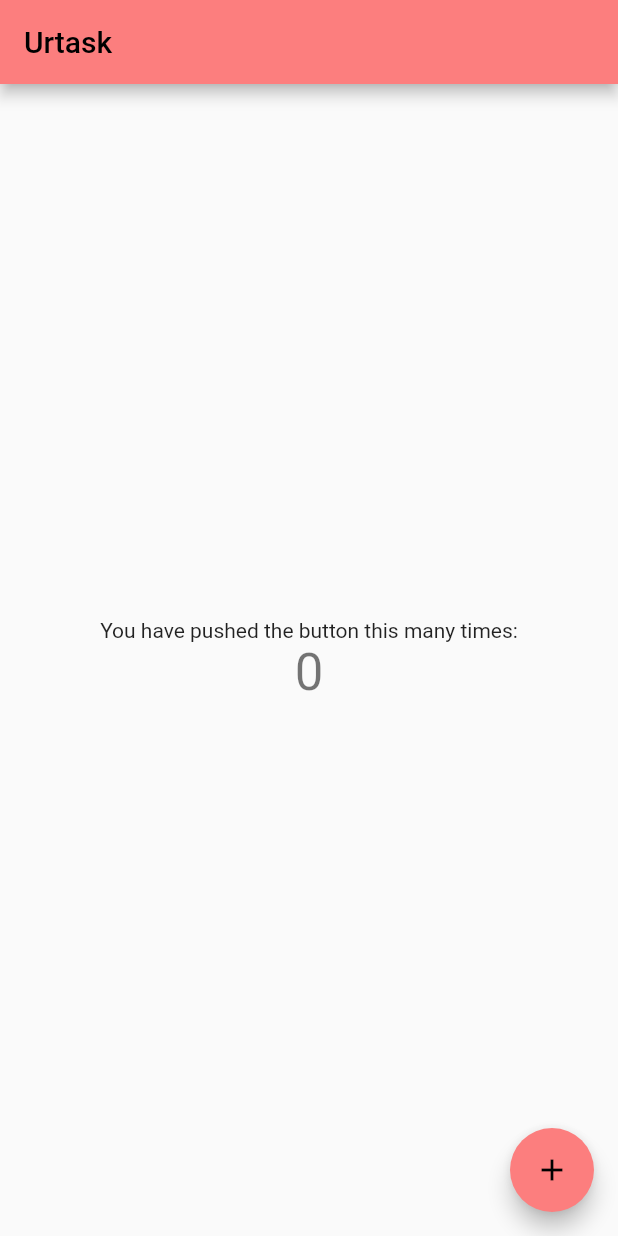
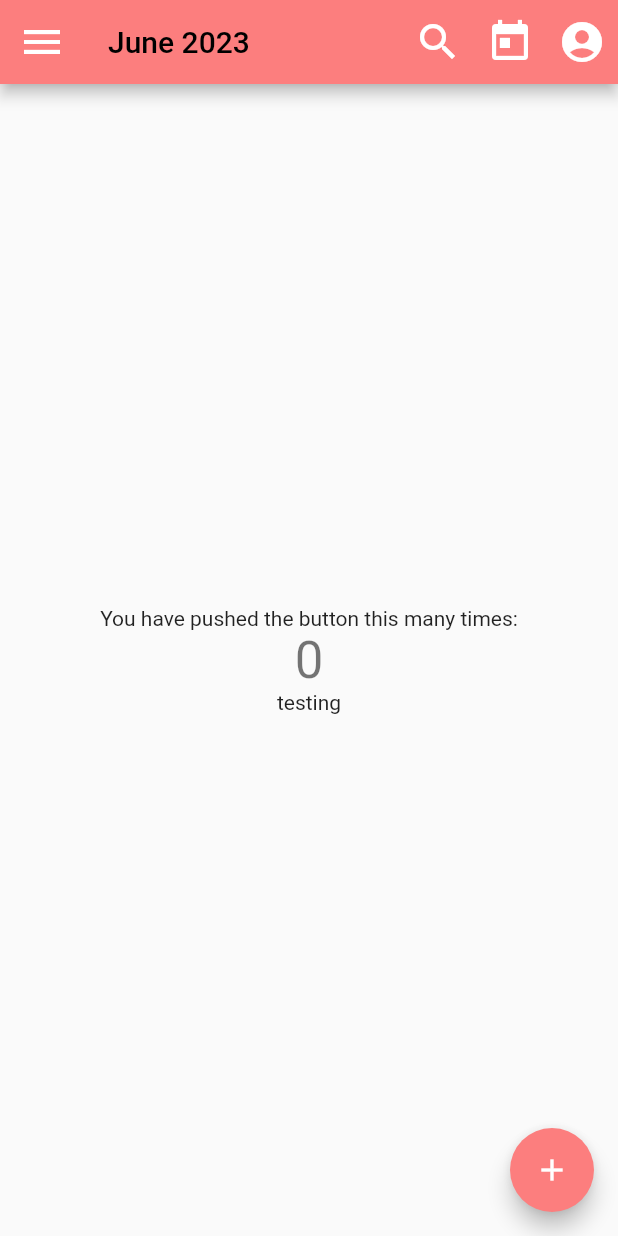
Before and after one commit to JarellOng/UrTask, a Flutter app: the screen it shows after launch, on a phone screen of 412 x 824 dp. Run offline on Flutter 3.47's test engine with Material 2 defaults, Android fonts, the phone set to English and light mode, and no system bars.

Commit message:
Home_view in progress

```diff
--- a/lib/main.dart
+++ b/lib/main.dart
@@ -1,5 +1,6 @@
 import 'package:flutter/material.dart';
 import 'package:urtask/color.dart';
+import 'view/home_view.dart';
 
 void main() {
   runApp(const MyApp());
@@ -12,105 +13,11 @@ class MyApp extends StatelessWidget {
   @override
   Widget build(BuildContext context) {
     return MaterialApp(
-      title: 'Flutter Demo',
+      title: 'UrTask',
       theme: ThemeData(
-        // This is the theme of your application.
-        //
-        // Try running your application with "flutter run". You'll see the
-        // application has a blue toolbar. Then, without quitting the app, try
-        // changing the primarySwatch below to Colors.green and then invoke
-        // "hot reload" (press "r" in the console where you ran "flutter run",
-        // or simply save your changes to "hot reload" in a Flutter IDE).
-        // Notice that the counter didn't reset back to zero; the application
-        // is not restarted.
         primarySwatch: primary,
       ),
-      home: const MyHomePage(title: 'Urtask'),
+      home: HomeView(),
     );
   }
 }
-
-class MyHomePage extends StatefulWidget {
-  const MyHomePage({super.key, required this.title});
-
-  // This widget is the home page of your application. It is stateful, meaning
-  // that it has a State object (defined below) that contains fields that affect
-  // how it looks.
-
-  // This class is the configuration for the state. It holds the values (in this
-  // case the title) provided by the parent (in this case the App widget) and
-  // used by the build method of the State. Fields in a Widget subclass are
-  // always marked "final".
-
-  final String title;
-
-  @override
-  State<MyHomePage> createState() => _MyHomePageState();
-}
-
-class _MyHomePageState extends State<MyHomePage> {
-  int _counter = 0;
-
-  void _incrementCounter() {
-    setState(() {
-      // This call to setState tells the Flutter framework that something has
-      // changed in this State, which causes it to rerun the build method below
-      // so that the display can reflect the updated values. If we changed
-      // _counter without calling setState(), then the build method would not be
-      // called again, and so nothing would appear to happen.
-      _counter++;
-    });
-  }
-
-  @override
-  Widget build(BuildContext context) {
-    // This method is rerun every time setState is called, for instance as done
-    // by the _incrementCounter method above.
-    //
-    // The Flutter framework has been optimized to make rerunning build methods
-    // fast, so that you can just rebuild anything that needs updating rather
-    // than having to individually change instances of widgets.
-    return Scaffold(
-      appBar: AppBar(
-        // Here we take the value from the MyHomePage object that was created by
-        // the App.build method, and use it to set our appbar title.
-        title: Text(widget.title),
-      ),
-      body: Center(
-        // Center is a layout widget. It takes a single child and positions it
-        // in the middle of the parent.
-        child: Column(
-          // Column is also a layout widget. It takes a list of children and
-          // arranges them vertically. By default, it sizes itself to fit its
-          // children horizontally, and tries to be as tall as its parent.
-          //
-          // Invoke "debug painting" (press "p" in the console, choose the
-          // "Toggle Debug Paint" action from the Flutter Inspector in Android
-          // Studio, or the "Toggle Debug Paint" command in Visual Studio Code)
-          // to see the wireframe for each widget.
-          //
-          // Column has various properties to control how it sizes itself and
-          // how it positions its children. Here we use mainAxisAlignment to
-          // center the children vertically; the main axis here is the vertical
-          // axis because Columns are vertical (the cross axis would be
-          // horizontal).
-          mainAxisAlignment: MainAxisAlignment.center,
-          children: <Widget>[
-            const Text(
-              'You have pushed the button this many times:',
-            ),
-            Text(
-              '$_counter',
-              style: Theme.of(context).textTheme.headline4,
-            ),
-          ],
-        ),
-      ),
-      floatingActionButton: FloatingActionButton(
-        onPressed: _incrementCounter,
-        tooltip: 'Increment',
-        child: const Icon(Icons.add),
-      ), // This trailing comma makes auto-formatting nicer for build methods.
-    );
-  }
-}
--- /dev/null
+++ b/lib/view/home_view.dart
@@ -0,0 +1,97 @@
+import 'package:flutter/material.dart';
+
+class HomeView extends StatefulWidget {
+  const HomeView({super.key});
+  @override
+  State<HomeView> createState() => _HomeViewState();
+}
+
+class _HomeViewState extends State<HomeView> {
+  int _counter = 0;
+
+  void _incrementCounter() {
+    setState(() {
+      // This call to setState tells the Flutter framework that something has
+      // changed in this State, which causes it to rerun the build method below
+      // so that the display can reflect the updated values. If we changed
+      // _counter without calling setState(), then the build method would not be
+      // called again, and so nothing would appear to happen.
+      _counter++;
+    });
+  }
+
+  @override
+  Widget build(BuildContext context) {
+
+    return Scaffold(
+      appBar: AppBar(
+
+        leading: Icon(Icons.menu, size: 32, color: Colors.white),
+        title: Text("June 2023"),
+        actions: [
+
+          Padding(
+            padding: EdgeInsets.symmetric(horizontal: 8),
+            child: Icon(Icons.search, size: 32, color: Colors.white),
+          ),
+          Padding(
+            padding: EdgeInsets.symmetric(horizontal: 8),
+            child: Icon(Icons.today, size: 32, color: Colors.white),
+          ),
+          Padding(
+            padding: EdgeInsets.symmetric(horizontal: 8),
+            child: Icon(Icons.account_circle, size: 32, color: Colors.white),
+          ),
+        ],
+      ),
+      body: Center(
+        // Center is a layout widget. It takes a single child and positions it
+        // in the middle of the parent.
+        child: Column(
+          // Column is also a layout widget. It takes a list of children and
+          // arranges them vertically. By default, it sizes itself to fit its
+          // children horizontally, and tries to be as tall as its parent.
+          //
+          // Invoke "debug painting" (press "p" in the console, choose the
+          // "Toggle Debug Paint" action from the Flutter Inspector in Android
+          // Studio, or the "Toggle Debug Paint" command in Visual Studio Code)
+          // to see the wireframe for each widget.
+          //
+          // Column has various properties to control how it sizes itself and
+          // how it positions its children. Here we use mainAxisAlignment to
+          // center the children vertically; the main axis here is the vertical
+          // axis because Columns are vertical (the cross axis would be
+          // horizontal).
+          mainAxisAlignment: MainAxisAlignment.center,
+          children: <Widget>[
+            const Text(
+              'You have pushed the button this many times:',
+            ),
+            Text(
+              '$_counter',
+              style: Theme.of(context).textTheme.headline4,
+            ),
+            Progress(),
+          ],
+        ),
+      ),
+      floatingActionButton: FloatingActionButton(
+        onPressed: _incrementCounter,
+        tooltip: 'Increment',
+        child: const Icon(Icons.add, color: Colors.white),
+      ), // This trailing comma makes auto-formatting nicer for build methods.
+    );
+  }
+}
+
+class Progress extends StatelessWidget{
+  @override
+  Widget build(BuildContext context) {
+    return Column(
+      children: [
+        Text("testing"),
+      ],
+    );
+
+}
+}
```
Also changed, not shown: lib/view/calendar_view.dart (added).
